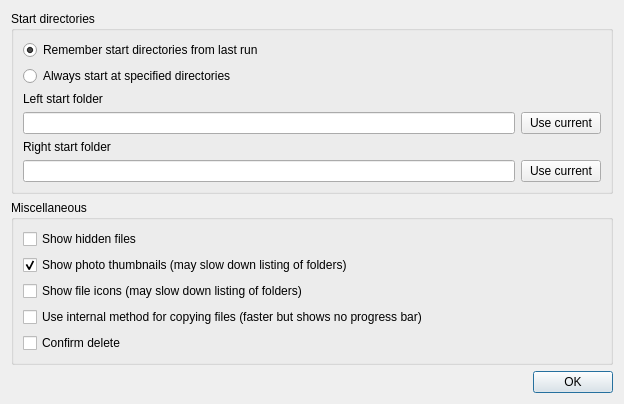
Above: src/config.ui from suncore/dflynav before the change. Below: the same form after it.
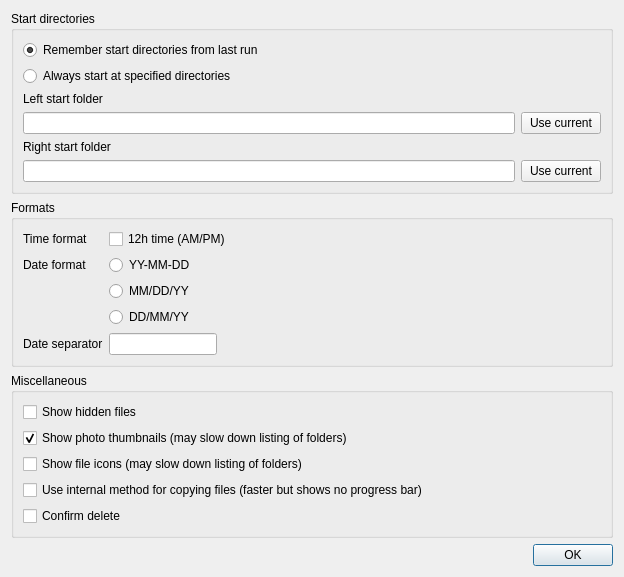
That is the form after the change.

The edit to the form file:
```diff
--- a/src/config.ui
+++ b/src/config.ui
@@ -7,14 +7,14 @@
     <x>0</x>
     <y>0</y>
     <width>624</width>
-    <height>376</height>
+    <height>515</height>
    </rect>
   </property>
   <property name="windowTitle">
    <string>Configuration</string>
   </property>
   <layout class="QGridLayout" name="gridLayout">
-   <item row="3" column="0">
+   <item row="4" column="0">
     <widget class="QDialogButtonBox" name="buttonBox">
      <property name="orientation">
       <enum>Qt::Horizontal</enum>
@@ -24,7 +24,7 @@
      </property>
     </widget>
    </item>
-   <item row="1" column="0">
+   <item row="2" column="0">
     <widget class="QGroupBox" name="groupBox_2">
      <property name="title">
       <string>Miscellaneous</string>
@@ -137,6 +137,93 @@
      </layout>
     </widget>
    </item>
+   <item row="1" column="0">
+    <widget class="QGroupBox" name="groupBox_3">
+     <property name="title">
+      <string>Formats</string>
+     </property>
+     <layout class="QGridLayout" name="gridLayout_4">
+      <item row="4" column="0">
+       <widget class="QLabel" name="label_3">
+        <property name="text">
+         <string>Date format</string>
+        </property>
+       </widget>
+      </item>
+      <item row="7" column="1">
+       <widget class="QRadioButton" name="date_ddmmyy">
+        <property name="text">
+         <string>DD/MM/YY</string>
+        </property>
+       </widget>
+      </item>
+      <item row="5" column="1">
+       <widget class="QRadioButton" name="date_mmddyy">
+        <property name="text">
+         <string>MM/DD/YY</string>
+        </property>
+       </widget>
+      </item>
+      <item row="2" column="1">
+       <widget class="QCheckBox" name="time12h">
+        <property name="text">
+         <string>12h time (AM/PM)</string>
+        </property>
+       </widget>
+      </item>
+      <item row="2" column="0">
+       <widget class="QLabel" name="label_4">
+        <property name="text">
+         <string>Time format</string>
+        </property>
+       </widget>
+      </item>
+      <item row="4" column="1">
+       <widget class="QRadioButton" name="date_yymmdd">
+        <property name="text">
+         <string>YY-MM-DD</string>
+        </property>
+       </widget>
+      </item>
+      <item row="11" column="1">
+       <widget class="QLineEdit" name="date_sep">
+        <property name="sizePolicy">
+         <sizepolicy hsizetype="Fixed" vsizetype="Fixed">
+          <horstretch>0</horstretch>
+          <verstretch>0</verstretch>
+         </sizepolicy>
+        </property>
+        <property name="minimumSize">
+         <size>
+          <width>1</width>
+          <height>0</height>
+         </size>
+        </property>
+       </widget>
+      </item>
+      <item row="11" column="0">
+       <widget class="QLabel" name="label_5">
+        <property name="text">
+         <string>Date separator</string>
+        </property>
+       </widget>
+      </item>
+      <item row="5" column="2">
+       <widget class="QLabel" name="label_6">
+        <property name="sizePolicy">
+         <sizepolicy hsizetype="Expanding" vsizetype="Preferred">
+          <horstretch>0</horstretch>
+          <verstretch>0</verstretch>
+         </sizepolicy>
+        </property>
+        <property name="text">
+         <string> </string>
+        </property>
+       </widget>
+      </item>
+     </layout>
+    </widget>
+   </item>
   </layout>
  </widget>
  <resources/>
```
